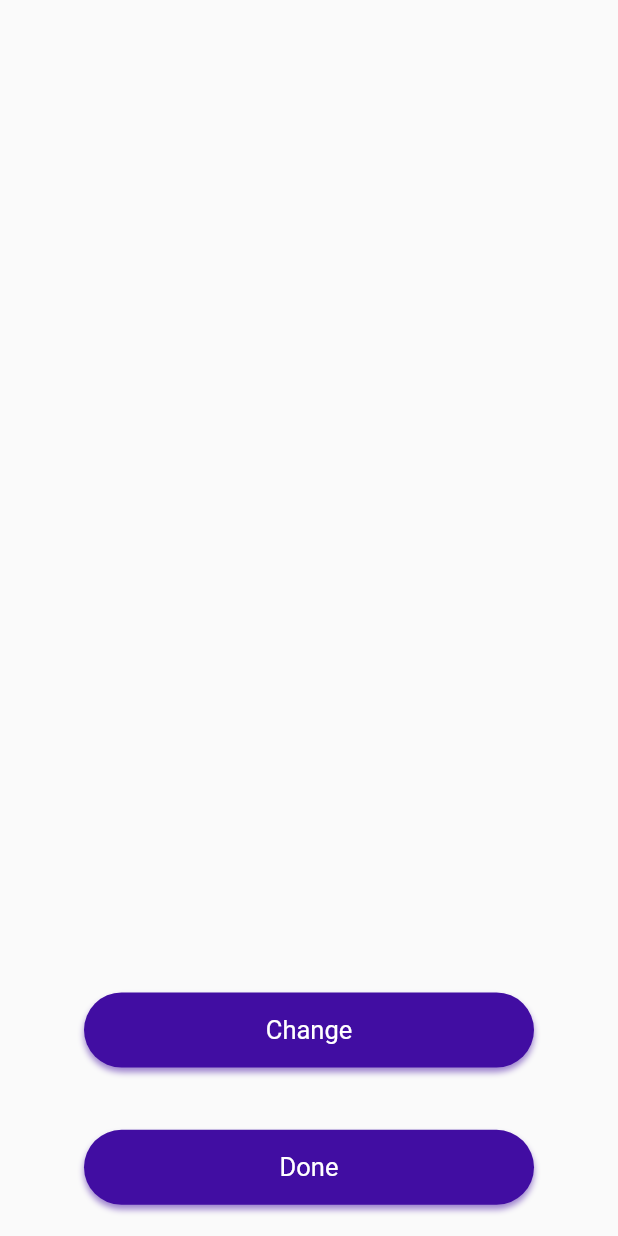
After one commit to Afridee/locate_me_personal, a Flutter app: the EditEmergencyContacts screen opened directly, on a phone screen of 412 x 824 dp. The commit adds this screen. Run offline on Flutter 3.47's test engine with Material 2 defaults, Android fonts, the phone set to English and light mode, and no system bars; our stand-ins replace cloud_firestore, cloud_functions, contacts_service, firebase_auth, firebase_core, firebase_storage and 13 more; missing offline and left inert: firebase_cloud_messaging, flutter_polyline_points, geoflutterfire, picker, shake, sms; accounts and stored records are empty; generated files the repository leaves out were written again.

Commit message:
# project completed

```diff
--- /dev/null
+++ b/lib/Screens/EditEmergengyContacts/edit_emergency_contacts.dart
@@ -0,0 +1,119 @@
+import 'package:flutter/material.dart';
+import 'package:hive/hive.dart';
+import 'package:hive_flutter/hive_flutter.dart';
+import '../../Screens/PickContacts/contacts.dart';
+
+import 'emergency_contact_list_tile.dart';
+
+class EditEmergencyContacts extends StatefulWidget {
+  EditEmergencyContacts({Key key}) : super(key: key);
+
+  @override
+  _EditEmergencyContactsState createState() => _EditEmergencyContactsState();
+}
+
+class _EditEmergencyContactsState extends State<EditEmergencyContacts> {
+
+  Box<Map> selected_contact_box;
+
+  @override
+  void initState() {
+    selected_contact_box = Hive.box<Map>("selected_contact_box");
+    // TODO: implement initState
+    super.initState();
+  }
+
+  @override
+  Widget build(BuildContext context) {
+    return Scaffold(
+       body: Column(
+         children: [
+           Expanded(
+             flex: 7,
+             child: Container(
+               child: ValueListenableBuilder(
+                 valueListenable: selected_contact_box.listenable(),
+                 builder: (context, Box<Map> selectedcontactbox, _) {
+                   return ListView.separated(
+                       itemBuilder: (context, index) {
+                         return EmergencyContactListTile(contact: selectedcontactbox.values.toList()[index]);
+                       },
+                       separatorBuilder: (_, index) => Divider(),
+                       itemCount: selectedcontactbox.keys.toList().length);
+                 },
+               ),
+             ),
+           ),
+           Expanded(
+             child: Container(
+               child: Center(
+                 child: InkWell(
+                   onTap: (){
+                     Navigator.of(context).pop();
+                     var route = new MaterialPageRoute(
+                       builder: (BuildContext context) => new Contacts(),
+                     );
+                     Navigator.of(context).push(route);
+                   },
+                   child: Container(
+                     child: Center(
+                         child: Text(
+                           'Change',
+                           style: TextStyle(fontSize: 17, color: Colors.white),
+                         )),
+                     height: 50,
+                     width: 300,
+                     decoration: BoxDecoration(
+                       boxShadow: [
+                         BoxShadow(
+                           color: Color(0xff410DA2).withOpacity(0.5),
+                           spreadRadius: 0.1,
+                           blurRadius: 3,
+                           offset: Offset(0, 3), // changes position of shadow
+                         ),
+                       ],
+                       color: Color(0xff410DA2),
+                       borderRadius: BorderRadius.circular(30),
+                     ),
+                   ),
+                 ),
+               ),
+             ),
+           ),
+           Expanded(
+             child: Container(
+               child: Center(
+                 child: InkWell(
+                   onTap: (){
+                     Navigator.of(context).pop();
+                   },
+                   child: Container(
+                     child: Center(
+                         child: Text(
+                           'Done',
+                           style: TextStyle(fontSize: 17, color: Colors.white),
+                         )),
+                     height: 50,
+                     width: 300,
+                     decoration: BoxDecoration(
+                       boxShadow: [
+                         BoxShadow(
+                           color: Color(0xff410DA2).withOpacity(0.5),
+                           spreadRadius: 0.1,
+                           blurRadius: 3,
+                           offset: Offset(0, 3), // changes position of shadow
+                         ),
+                       ],
+                       color: Color(0xff410DA2),
+                       borderRadius: BorderRadius.circular(30),
+                     ),
+                   ),
+                 ),
+               ),
+             ),
+           )
+         ],
+       ),
+    );
+  }
+}
```
Also changed, not shown: lib/Screens/EditEmergengyContacts/emergency_contact_list_tile.dart (added, +29 -0 lines), lib/Screens/PickContacts/ContactListTile.dart (added, +37 -0 lines), lib/Screens/PickContacts/contacts.dart (+5 -38 lines), lib/Screens/PickContacts/contacts_state_management.dart (+12 -6 lines), lib/Screens/helpRequests/help_requests.dart (added, +107 -0 lines), lib/Screens/helpRequests/requestListTile.dart (added, +80 -0 lines), lib/Screens/homeScreen/HomeScreen.dart (+72 -31 lines), lib/Screens/homeScreen/mapStateManagment.dart (+10 -10 lines), lib/models/RequestModel.dart (added, +55 -0 lines), lib/widgets/Drawer.dart (added, +99 -0 lines).
